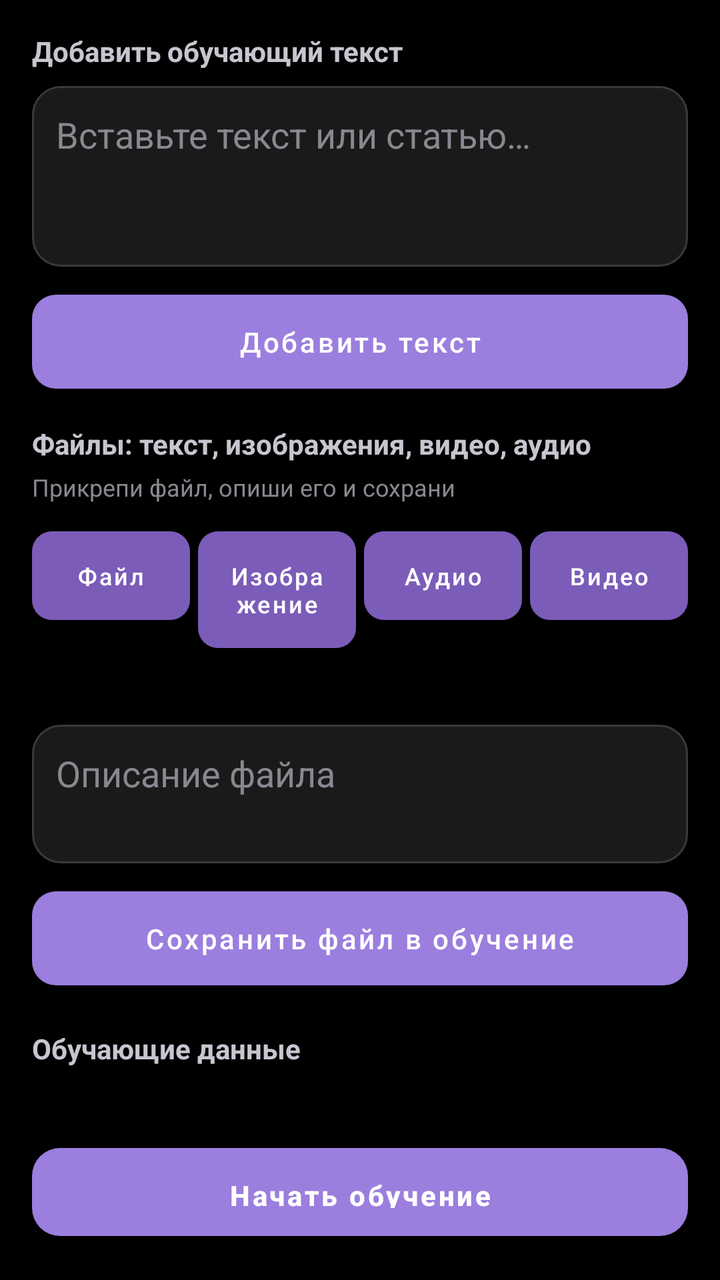
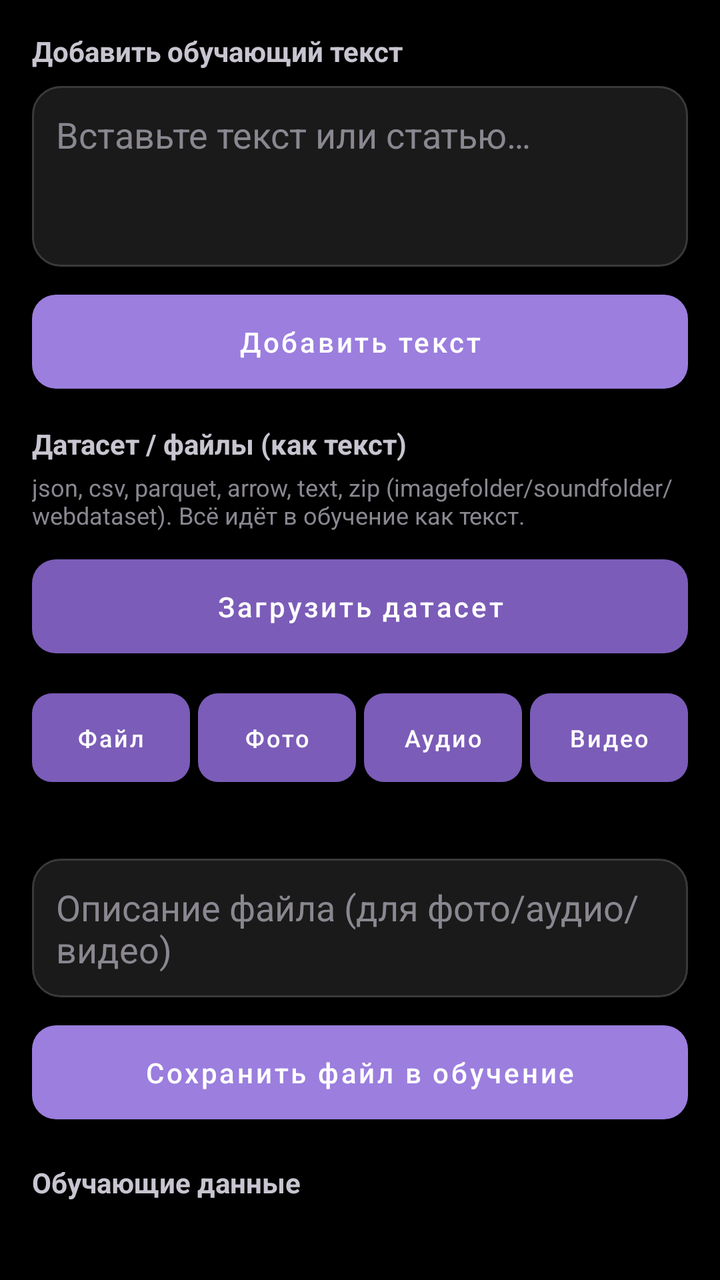

Screens rendered from an Android XML layout before and after an edit, with the pre-edit source and the edit as a unified diff.
<!-- AndroidManifest.xml: application theme Theme.LModelStudio -->
<!-- res/layout/activity_train_model.xml -->
<?xml version="1.0" encoding="utf-8"?>
<LinearLayout xmlns:android="http://schemas.android.com/apk/res/android"
    xmlns:app="http://schemas.android.com/apk/res-auto"
    xmlns:tools="http://schemas.android.com/apk/res-auto"
    android:layout_width="match_parent"
    android:layout_height="match_parent"
    android:background="@color/background"
    android:orientation="vertical"
    android:padding="16dp">

    <TextView
        android:layout_width="wrap_content"
        android:layout_height="wrap_content"
        android:text="@string/label_add_text_training"
        android:textColor="@color/text_secondary"
        android:textStyle="bold" />

    <EditText
        android:id="@+id/etTrainingText"
        android:layout_width="match_parent"
        android:layout_height="wrap_content"
        android:layout_marginTop="8dp"
        android:background="@drawable/bg_card"
        android:gravity="top"
        android:hint="@string/hint_training_text"
        android:inputType="textMultiLine"
        android:minLines="3"
        android:padding="12dp"
        android:textColor="@color/text_primary"
        android:textColorHint="@color/text_hint" />

    <com.google.android.material.button.MaterialButton
        android:id="@+id/btnAddText"
        android:layout_width="match_parent"
        android:layout_height="wrap_content"
        android:layout_marginTop="8dp"
        android:text="@string/btn_add_text"
        android:textAllCaps="false"
        app:backgroundTint="@color/purple_500"
        app:cornerRadius="12dp" />

    <TextView
        android:layout_width="match_parent"
        android:layout_height="wrap_content"
        android:layout_marginTop="12dp"
        android:text="Файлы: текст, изображения, видео, аудио"
        android:textColor="@color/text_secondary"
        android:textStyle="bold" />

    <TextView
        android:layout_width="match_parent"
        android:layout_height="wrap_content"
        android:layout_marginTop="4dp"
        android:text="Прикрепи файл, опиши его и сохрани"
        android:textColor="@color/text_hint"
        android:textSize="12sp" />

    <LinearLayout
        android:layout_width="match_parent"
        android:layout_height="wrap_content"
        android:layout_marginTop="8dp"
        android:orientation="horizontal">

        <com.google.android.material.button.MaterialButton
            android:id="@+id/btnAddFile"
            android:layout_width="0dp"
            android:layout_height="wrap_content"
            android:layout_weight="1"
            android:text="Файл"
            android:textAllCaps="false"
            android:textSize="12sp"
            app:backgroundTint="@color/purple_700"
            app:cornerRadius="10dp" />

        <com.google.android.material.button.MaterialButton
            android:id="@+id/btnAddPhoto"
            android:layout_width="0dp"
            android:layout_height="wrap_content"
            android:layout_marginStart="4dp"
            android:layout_weight="1"
            android:text="Изображение"
            android:textAllCaps="false"
            android:textSize="12sp"
            app:backgroundTint="@color/purple_700"
            app:cornerRadius="10dp" />

        <com.google.android.material.button.MaterialButton
            android:id="@+id/btnAddAudio"
            android:layout_width="0dp"
            android:layout_height="wrap_content"
            android:layout_marginStart="4dp"
            android:layout_weight="1"
            android:text="Аудио"
            android:textAllCaps="false"
            android:textSize="12sp"
            app:backgroundTint="@color/purple_700"
            app:cornerRadius="10dp" />

        <com.google.android.material.button.MaterialButton
            android:id="@+id/btnAddVideo"
            android:layout_width="0dp"
            android:layout_height="wrap_content"
            android:layout_marginStart="4dp"
            android:layout_weight="1"
            android:text="Видео"
            android:textAllCaps="false"
            android:textSize="12sp"
            app:backgroundTint="@color/purple_700"
            app:cornerRadius="10dp" />
    </LinearLayout>

    <TextView
        android:id="@+id/tvPendingFile"
        android:layout_width="match_parent"
        android:layout_height="wrap_content"
        android:layout_marginTop="8dp"
        android:textColor="@color/text_secondary"
        android:textSize="12sp" />

    <EditText
        android:id="@+id/etMediaDescription"
        android:layout_width="match_parent"
        android:layout_height="wrap_content"
        android:layout_marginTop="8dp"
        android:background="@drawable/bg_card"
        android:gravity="top"
        android:hint="Описание файла"
        android:inputType="textMultiLine"
        android:minLines="2"
        android:padding="12dp"
        android:textColor="@color/text_primary"
        android:textColorHint="@color/text_hint" />

    <com.google.android.material.button.MaterialButton
        android:id="@+id/btnSaveMedia"
        android:layout_width="match_parent"
        android:layout_height="wrap_content"
        android:layout_marginTop="8dp"
        android:text="Сохранить файл в обучение"
        android:textAllCaps="false"
        app:backgroundTint="@color/purple_500"
        app:cornerRadius="12dp" />

    <TextView
        android:layout_width="wrap_content"
        android:layout_height="wrap_content"
        android:layout_marginTop="16dp"
        android:text="@string/label_training_data"
        android:textColor="@color/text_secondary"
        android:textStyle="bold" />

    <androidx.recyclerview.widget.RecyclerView
        android:id="@+id/rvTrainingItems"
        android:layout_width="match_parent"
        android:layout_height="0dp"
        android:layout_marginTop="8dp"
        android:layout_weight="1" />

    <com.google.android.material.button.MaterialButton
        android:id="@+id/btnStartTraining"
        android:layout_width="match_parent"
        android:layout_height="56dp"
        android:layout_marginTop="12dp"
        android:text="@string/btn_start_training"
        android:textAllCaps="false"
        android:textStyle="bold"
        app:backgroundTint="@color/purple_500"
        app:cornerRadius="14dp" />
</LinearLayout>
<!-- resources referenced by this layout -->
<resources>
  <color name="background">#000000</color>
  <color name="purple_500">#9B7EDE</color>
  <color name="purple_700">#7B5CB8</color>
  <color name="text_hint">#8A8790</color>
  <color name="text_primary">#FFFFFF</color>
  <color name="text_secondary">#C8C5D0</color>
  <!-- drawable bg_card (drawable) -->
  <?xml version="1.0" encoding="utf-8"?>
  <shape xmlns:android="http://schemas.android.com/apk/res/android" android:shape="rectangle">
      <solid android:color="@color/surface" />
      <corners android:radius="14dp" />
      <stroke android:width="1dp" android:color="@color/stroke" />
  </shape>
  <string name="btn_add_text">Добавить текст</string>
  <string name="btn_start_training">Начать обучение</string>
  <string name="hint_training_text">Вставьте текст или статью…</string>
  <string name="label_add_text_training">Добавить обучающий текст</string>
  <string name="label_training_data">Обучающие данные</string>
  <style name="Theme.LModelStudio" parent="Theme.MaterialComponents.NoActionBar">
          <item name="colorPrimary">@color/purple_500</item>
          <item name="colorPrimaryVariant">@color/purple_700</item>
          <item name="colorOnPrimary">@color/text_on_dark</item>
          <item name="colorSecondary">@color/purple_500</item>
          <item name="colorOnSecondary">@color/text_on_dark</item>
          <item name="colorAccent">@color/purple_500</item>
  
          <item name="android:colorBackground">@color/background</item>
          <item name="colorOnBackground">@color/text_primary</item>
          <item name="colorSurface">@color/surface</item>
          <item name="colorOnSurface">@color/text_primary</item>
          <item name="colorOnSurfaceVariant">@color/text_secondary</item>
  
          <item name="android:windowBackground">@color/background</item>
          <item name="android:statusBarColor">@color/background</item>
          <item name="android:navigationBarColor">@color/background</item>
          <item name="android:windowLightStatusBar">false</item>
  
          <item name="android:textColorPrimary">@color/text_primary</item>
          <item name="android:textColorSecondary">@color/text_secondary</item>
          <item name="android:textColorHint">@color/text_hint</item>
          <item name="android:textColor">@color/text_primary</item>
          <item name="editTextColor">@color/text_primary</item>
  
          <item name="materialButtonStyle">@style/Widget.LModelStudio.Button</item>
          <item name="buttonStyle">@style/Widget.LModelStudio.Button</item>
      </style>
  <color name="surface">#1A1A1A</color>
  <color name="stroke">#3A3A3A</color>
  <color name="text_on_dark">#FFFFFF</color>
  <style name="Widget.LModelStudio.Button" parent="Widget.MaterialComponents.Button">
          <item name="backgroundTint">@color/purple_500</item>
          <item name="android:textColor">@color/text_on_dark</item>
          <item name="android:textAllCaps">false</item>
          <item name="cornerRadius">14dp</item>
          <item name="android:paddingTop">14dp</item>
          <item name="android:paddingBottom">14dp</item>
          <item name="android:minHeight">52dp</item>
          <item name="elevation">2dp</item>
      </style>
</resources>

<!-- the commit's change to res/layout/activity_train_model.xml (unified diff, before → after) -->
@@ -1,7 +1,6 @@
 <?xml version="1.0" encoding="utf-8"?>
 <LinearLayout xmlns:android="http://schemas.android.com/apk/res/android"
     xmlns:app="http://schemas.android.com/apk/res-auto"
-    xmlns:tools="http://schemas.android.com/apk/res-auto"
     android:layout_width="match_parent"
     android:layout_height="match_parent"
     android:background="@color/background"
@@ -43,7 +42,7 @@
         android:layout_width="match_parent"
         android:layout_height="wrap_content"
         android:layout_marginTop="12dp"
-        android:text="Файлы: текст, изображения, видео, аудио"
+        android:text="Датасет / файлы (как текст)"
         android:textColor="@color/text_secondary"
         android:textStyle="bold" />
 
@@ -51,9 +50,19 @@
         android:layout_width="match_parent"
         android:layout_height="wrap_content"
         android:layout_marginTop="4dp"
-        android:text="Прикрепи файл, опиши его и сохрани"
+        android:text="json, csv, parquet, arrow, text, zip (imagefolder/soundfolder/webdataset). Всё идёт в обучение как текст."
         android:textColor="@color/text_hint"
         android:textSize="12sp" />
+
+    <com.google.android.material.button.MaterialButton
+        android:id="@+id/btnImportDataset"
+        android:layout_width="match_parent"
+        android:layout_height="wrap_content"
+        android:layout_marginTop="8dp"
+        android:text="Загрузить датасет"
+        android:textAllCaps="false"
+        app:backgroundTint="@color/purple_700"
+        app:cornerRadius="12dp" />
 
     <LinearLayout
         android:layout_width="match_parent"
@@ -78,7 +87,7 @@
             android:layout_height="wrap_content"
             android:layout_marginStart="4dp"
             android:layout_weight="1"
-            android:text="Изображение"
+            android:text="Фото"
             android:textAllCaps="false"
             android:textSize="12sp"
             app:backgroundTint="@color/purple_700"
@@ -124,7 +133,7 @@
         android:layout_marginTop="8dp"
         android:background="@drawable/bg_card"
         android:gravity="top"
-        android:hint="Описание файла"
+        android:hint="Описание файла (для фото/аудио/видео)"
         android:inputType="textMultiLine"
         android:minLines="2"
         android:padding="12dp"
